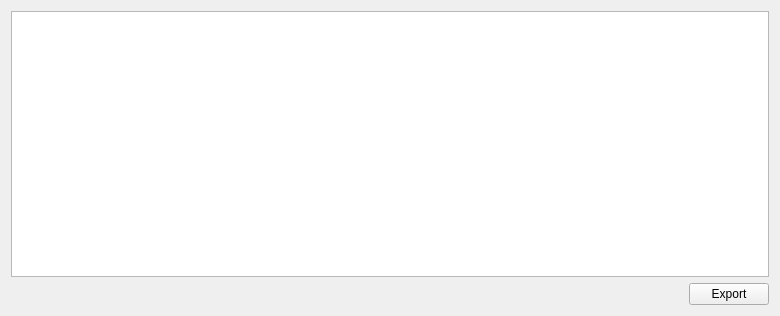
Old version of the form plugins/property/PropertyTable.ui in the repository dmzgroup/mbra.
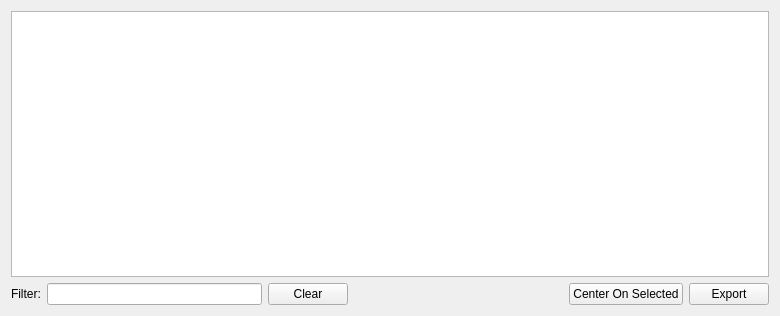
New version of the form.

Commit message: Added center on and filter to property table plugin

```diff
--- a/plugins/property/PropertyTable.ui
+++ b/plugins/property/PropertyTable.ui
@@ -32,6 +32,30 @@
    </item>
    <item>
     <layout class="QHBoxLayout" name="horizontalLayout">
+     <item>
+      <widget class="QLabel" name="label">
+       <property name="text">
+        <string>Filter:</string>
+       </property>
+      </widget>
+     </item>
+     <item>
+      <widget class="QLineEdit" name="filter">
+       <property name="enabled">
+        <bool>true</bool>
+       </property>
+       <property name="text">
+        <string/>
+       </property>
+      </widget>
+     </item>
+     <item>
+      <widget class="QPushButton" name="clearButton">
+       <property name="text">
+        <string>Clear</string>
+       </property>
+      </widget>
+     </item>
      <item>
       <spacer name="horizontalSpacer">
        <property name="orientation">
@@ -45,6 +69,13 @@
        </property>
       </spacer>
      </item>
+     <item>
+      <widget class="QPushButton" name="centerButton">
+       <property name="text">
+        <string>Center On Selected</string>
+       </property>
+      </widget>
+     </item>
      <item>
       <widget class="QPushButton" name="exportButton">
        <property name="text">
```
Left out of the diff: 22 changed lines with no effect on the pictures. The commit also changes 4 other files.
